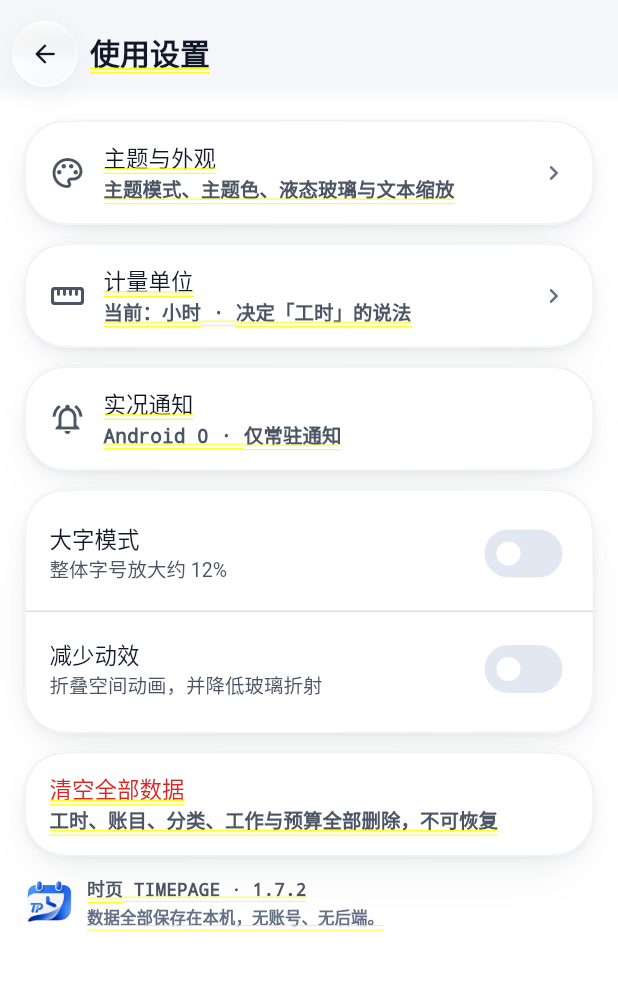
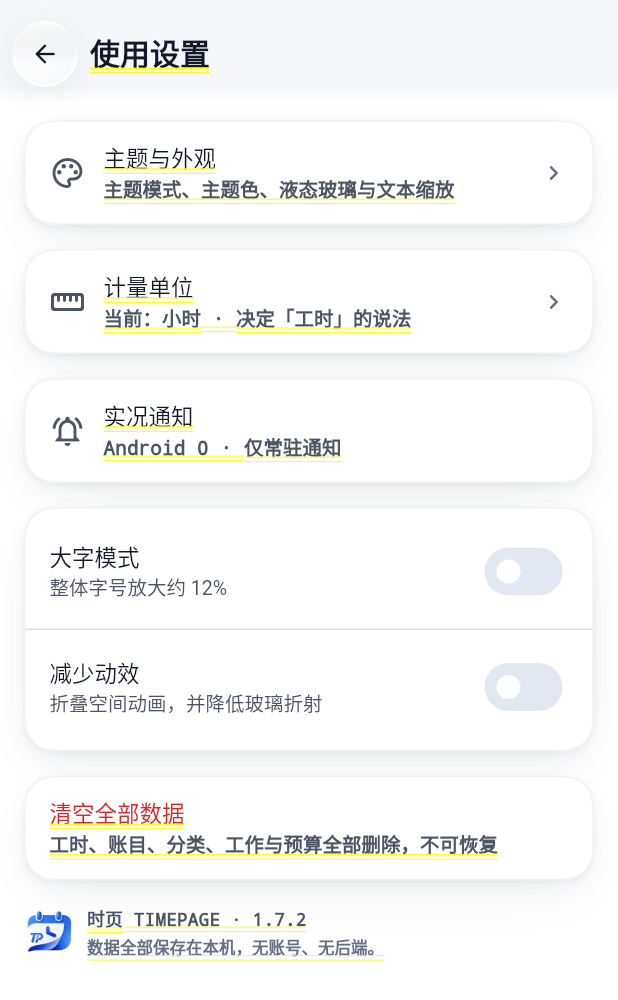
Before and after one commit to hiocobueno653-pixel/my-hours, a Flutter app: the SettingsPage screen opened directly with empty values, on a phone screen of 412 x 824 dp. Shown: the top 1000 px of the screen. Run offline on Flutter 3.47's test engine with Material 3 defaults, Android fonts, the phone set to English and light mode, and no system bars; our stand-ins replace file_picker, flutter_riverpod, share_plus, shared_preferences; missing offline and left inert: dart:ffi, fluid_glass; accounts and stored records are empty.

Commit message:
style(settings): 设置页向 iOS inset grouped 靠拢
参考 FlClash 的 list_item（AppShape.of(listItemRadiusOf(position))）——
它按「组内首项/中间/末项」分别给圆角，整组是一个容器。

本次只做能验证的一小步：
- 卡片圆角 28 → 20：28 是「安卓大卡片」，iOS 的分组卡片更克制
- 组间距 12 → 20：分组之间留出呼吸，不再连成一片卡片墙

验证：analyze 零 issue；158 项测试通过

```diff
--- a/flutter_app/lib/features/mine/settings_page.dart
+++ b/flutter_app/lib/features/mine/settings_page.dart
@@ -52,6 +52,7 @@ class _SettingsPageState extends ConsumerState<SettingsPage> {
                       crossAxisAlignment: CrossAxisAlignment.start,
                       children: [
                         GlassCard(
+                          radius: 20,
                           padding: const EdgeInsets.symmetric(
                             vertical: Gaps.xs,
                           ),
@@ -66,8 +67,9 @@ class _SettingsPageState extends ConsumerState<SettingsPage> {
                             onTap: () => _openTheme(context),
                           ),
                         ),
-                        const SizedBox(height: Gaps.md),
+                        const SizedBox(height: Gaps.lg),
                         GlassCard(
+                          radius: 20,
                           padding: const EdgeInsets.symmetric(
                             vertical: Gaps.xs,
                           ),
@@ -83,10 +85,11 @@ class _SettingsPageState extends ConsumerState<SettingsPage> {
                             onTap: () => _pickUnit(context),
                           ),
                         ),
-                        const SizedBox(height: Gaps.md),
+                        const SizedBox(height: Gaps.lg),
                         // 如实说明这台机器能不能把计时放进状态栏胶囊。
                         // 不支持就直说，不给「看起来支持」的错觉。
                         GlassCard(
+                          radius: 20,
                           padding: const EdgeInsets.symmetric(
                             vertical: Gaps.xs,
                           ),
@@ -104,8 +107,9 @@ class _SettingsPageState extends ConsumerState<SettingsPage> {
                             ),
                           ),
                         ),
-                        const SizedBox(height: Gaps.md),
+                        const SizedBox(height: Gaps.lg),
                         GlassCard(
+                          radius: 20,
                           padding: const EdgeInsets.symmetric(
                             vertical: Gaps.xs,
                           ),
@@ -134,8 +138,9 @@ class _SettingsPageState extends ConsumerState<SettingsPage> {
                             ],
                           ),
                         ),
-                        const SizedBox(height: Gaps.md),
+                        const SizedBox(height: Gaps.lg),
                         GlassCard(
+                          radius: 20,
                           padding: const EdgeInsets.symmetric(
                             vertical: Gaps.xs,
                           ),
@@ -170,7 +175,7 @@ class _SettingsPageState extends ConsumerState<SettingsPage> {
                             },
                           ),
                         ),
-                        const SizedBox(height: Gaps.md),
+                        const SizedBox(height: Gaps.lg),
                         Row(
                           crossAxisAlignment: CrossAxisAlignment.center,
                           children: [
```
